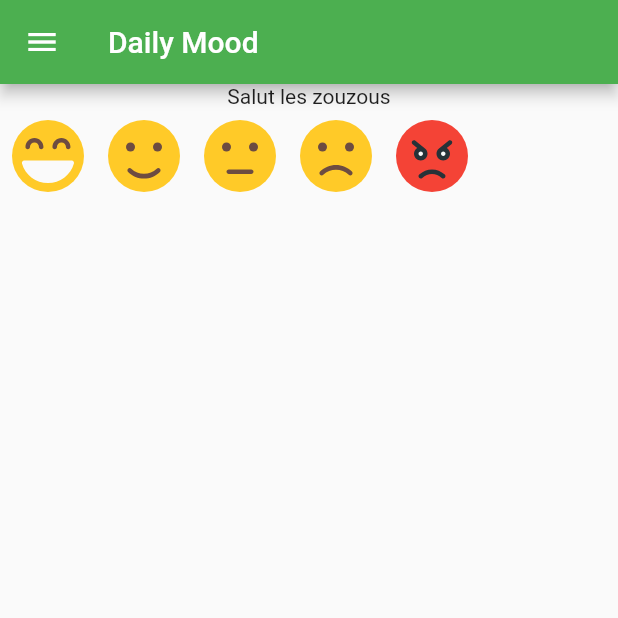
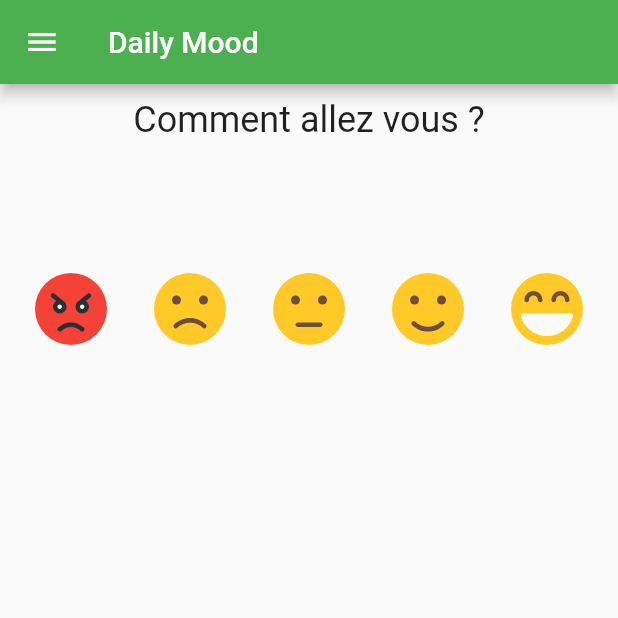
Before and after one commit to chaurunda/daily_mood, a Flutter app: the screen it shows after launch, on a phone screen of 412 x 824 dp, the top half of it. Run offline on Flutter 3.47's test engine with Material 2 defaults, Android fonts, the light colour scheme and no system bars; our stand-ins replace flutter_svg, syncfusion_flutter_charts.

Commit message:
Now we can post mood for the day !

```diff
--- a/lib/components/moodButton/moodButton.dart
+++ b/lib/components/moodButton/moodButton.dart
@@ -1,3 +1,4 @@
+import 'package:daily_mood/components/moodButton/moodButtonAction.dart';
 import 'package:flutter/material.dart';
 import 'package:flutter_svg/flutter_svg.dart';
 
@@ -14,7 +15,10 @@ class _MoodButtonState extends State<MoodButton> {
   final String angry = "public/svg/1.svg";
   @override
   Widget build(BuildContext context) {
-    Future<void> _showMyDialog(moodLevel) async {
+    Future<void> _showMyDialog(int moodLevel) async {
+      var action = MoodButtonAction();
+      var response = await action.add(moodLevel);
+      print(response);
       return showDialog<void>(
         context: context,
         barrierDismissible: false, // user must tap button!
@@ -43,43 +47,68 @@ class _MoodButtonState extends State<MoodButton> {
       );
     }
 
-    return Column(
-      children: [
-        Row(
-          children: [
-            TextButton(
-              child: SvgPicture.asset(extasic, width: 48, height: 48),
-              onPressed: () {
-                _showMyDialog(5);
-              },
+    Column _buildMoodButton(SvgPicture picture, int value) {
+      return Column(
+        mainAxisSize: MainAxisSize.min,
+        mainAxisAlignment: MainAxisAlignment.center,
+        children: [
+          TextButton(
+            child: picture,
+            onPressed: () {
+              _showMyDialog(value);
+            },
+          ),
+        ],
+      );
+    }
+
+    return Container(
+      margin: const EdgeInsets.only(top: 80),
+      child: Row(
+        mainAxisAlignment: MainAxisAlignment.spaceEvenly,
+        children: [
+          _buildMoodButton(
+            SvgPicture.asset(
+              angry,
+              width: 48,
+              height: 48,
             ),
-            TextButton(
-              child: SvgPicture.asset(happy, width: 48, height: 48),
-              onPressed: () {
-                _showMyDialog(4);
-              },
+            1,
+          ),
+          _buildMoodButton(
+            SvgPicture.asset(
+              sad,
+              width: 48,
+              height: 48,
             ),
-            TextButton(
-              child: SvgPicture.asset(neutral, width: 48, height: 48),
-              onPressed: () {
-                _showMyDialog(3);
-              },
+            2,
+          ),
+          _buildMoodButton(
+            SvgPicture.asset(
+              neutral,
+              width: 48,
+              height: 48,
             ),
-            TextButton(
-              child: SvgPicture.asset(sad, width: 48, height: 48),
-              onPressed: () {
-                _showMyDialog(2);
-              },
+            3,
+          ),
+          _buildMoodButton(
+            SvgPicture.asset(
+              happy,
+              width: 48,
+              height: 48,
             ),
-            TextButton(
-              child: SvgPicture.asset(angry, width: 48, height: 48),
-              onPressed: () {
-                _showMyDialog(1);
-              },
+            4,
+          ),
+          _buildMoodButton(
+            SvgPicture.asset(
+              extasic,
+              width: 48,
+              height: 48,
             ),
-          ],
-        ),
-      ],
+            5,
+          ),
+        ],
+      ),
     );
   }
 }
--- a/lib/screens/home.dart
+++ b/lib/screens/home.dart
@@ -20,11 +20,17 @@ class _HomeState extends State<Home> {
       ),
       drawer: MyDrawer(),
       body: Center(
-        child: Column(
-          children: [
-            Text('Salut les zouzous'),
-            MoodButton(),
-          ],
+        child: Container(
+          margin: const EdgeInsets.only(top: 10),
+          child: Column(
+            children: [
+              Text(
+                'Comment allez vous ?',
+                style: TextStyle(fontSize: 24),
+              ),
+              MoodButton(),
+            ],
+          ),
         ),
       ),
     );
--- a/pubspec.yaml
+++ b/pubspec.yaml
@@ -29,6 +29,7 @@ dependencies:
   cupertino_icons: ^1.0.0
   syncfusion_flutter_charts: ^18.4.44+1
   flutter_svg: ^0.19.3
+  http: ^0.13.0
 
 dev_dependencies:
   flutter_test:
```
Also changed, not shown: lib/components/moodButton/moodButtonAction.dart (added, +19 -0 lines), lib/screens/summary.dart (+7 -5 lines), pubspec.lock, 2 other files.
